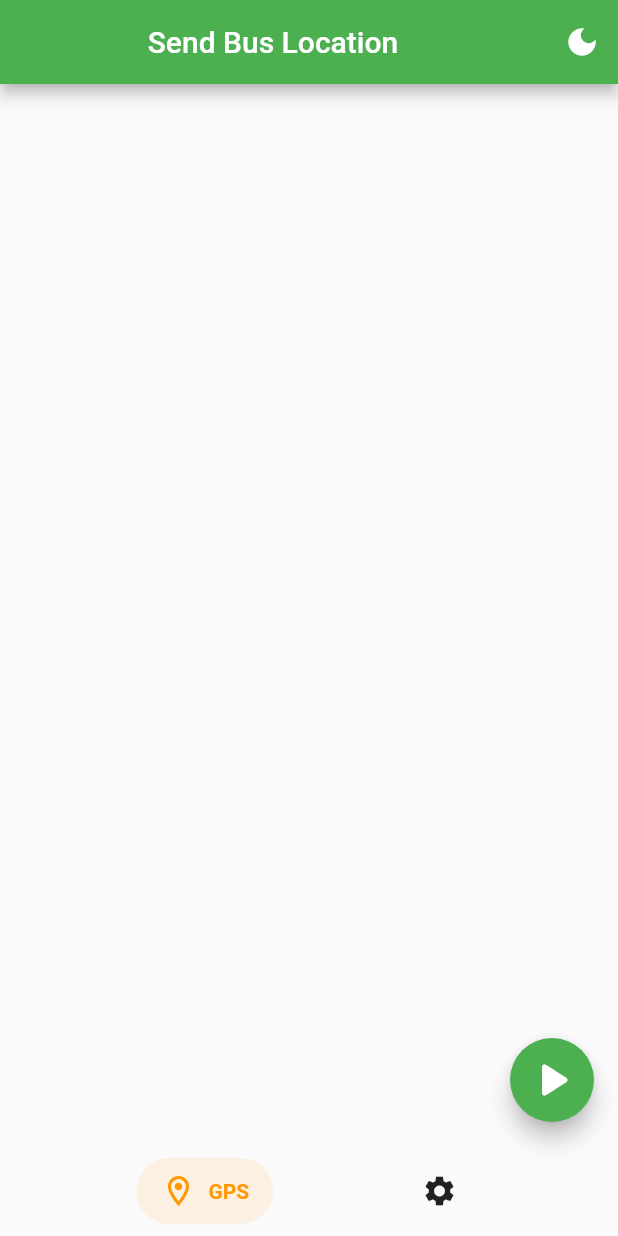
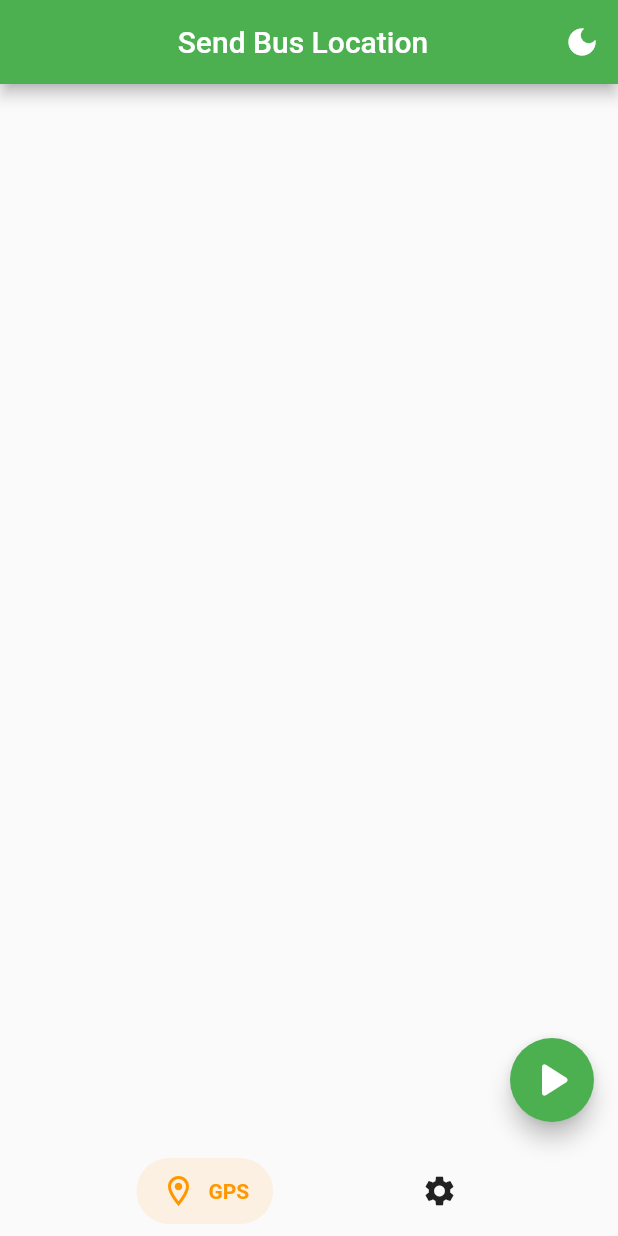
Before and after one commit to alecorodri/SendBusLocation, a Flutter app: the screen it shows after launch, on a phone screen of 412 x 824 dp. Run offline on Flutter 3.47's test engine with Material 2 defaults, Android fonts, the phone set to English and light mode, and no system bars; drawn by our look-alikes of salomon_bottom_bar; our stand-ins replace geocoding, geolocator, get.

```diff
--- a/lib/controllers/location_controller.dart
+++ b/lib/controllers/location_controller.dart
@@ -17,6 +17,7 @@ class LocationController extends GetxController {
   }
 
   @override
+  // ignore: unnecessary_overrides
   void onReady() {
     super.onReady();
   }
--- a/lib/controllers/theme_controller.dart
+++ b/lib/controllers/theme_controller.dart
@@ -1,4 +1,4 @@
-import 'package:get/get.dart';
+//import 'package:get/get.dart';
 
 // class ThemeController extends GetxController {
 //   var isActive = false.obs;
--- a/lib/pages/home_page.dart
+++ b/lib/pages/home_page.dart
@@ -30,7 +30,15 @@ class _MyHomePageState extends State<MyHomePage> {
                 }),
                 icon: const Icon(Icons.dark_mode))
           ],
-          title: const Center(child: Text('Send Bus Location')),
+          title: Row(
+            mainAxisAlignment: MainAxisAlignment.center,
+            children: const [
+              SizedBox(
+                width: 40,
+              ),
+              Center(child: Text('Send Bus Location')),
+            ],
+          ),
         ),
         body: currentIndex == 0 ? const TravelPage() : const SettingsPage(),
         floatingActionButton:
```
Also changed, not shown: lib/components/color_palette_componets.dart (added, +8 -0 lines), lib/widgets/custom_nav_bar.dart (+1 -7 lines).
